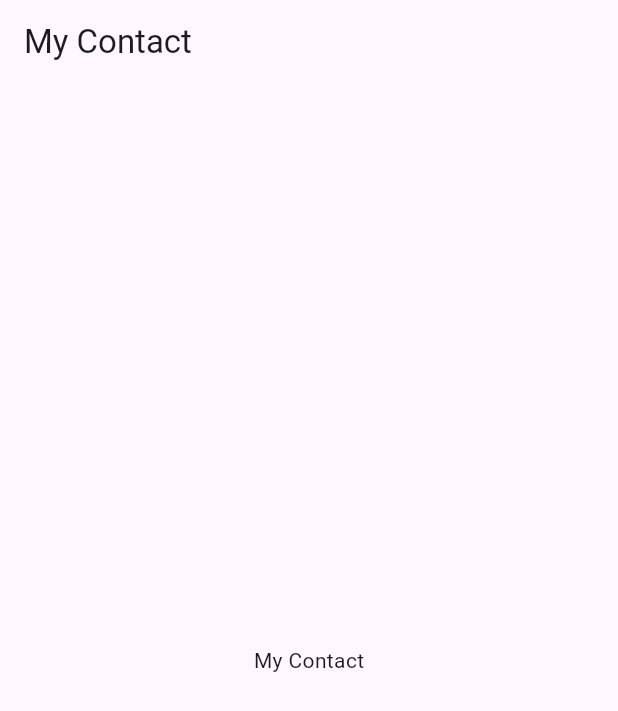
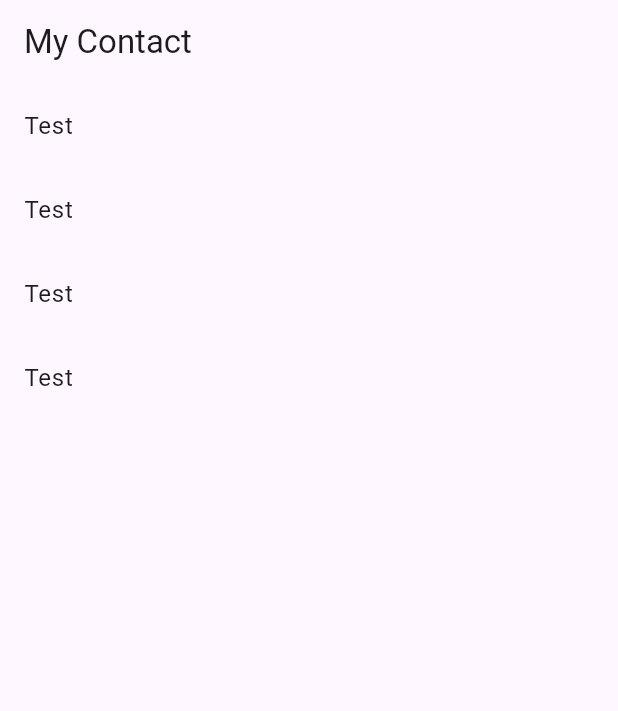
Before and after one commit to Milarize/Contact, a Flutter app: the screen it shows after launch, on a phone screen of 412 x 824 dp. Shown: the top 711 px of the screen. Run offline on Flutter 3.47's test engine with Material 3 defaults, Android fonts, the phone set to English and light mode, and no system bars.

Commit message:
ListView

```diff
--- a/lib/contact_widget.dart
+++ b/lib/contact_widget.dart
@@ -1,17 +1,28 @@
 import 'package:flutter/material.dart';
+import 'package:my_contact/contact.dart';
 
 class ContactWidget extends StatefulWidget {
-  const ContactWidget({ Key? key }) : super(key: key);
+  const ContactWidget({Key? key}) : super(key: key);
 
   @override
   _ContactWidgetState createState() => _ContactWidgetState();
 }
 
 class _ContactWidgetState extends State<ContactWidget> {
+  List<Contact> contacts = [
+    Contact(id: 1, name: 'Test', phone: '0258741258', email: 'Test@gmail.com'),
+    Contact(id: 2, name: 'Test', phone: '0258741258', email: 'Test@gmail.com'),
+    Contact(id: 3, name: 'Test', phone: '0258741258', email: 'Test@gmail.com'),
+    Contact(id: 4, name: 'Test', phone: '0258741258', email: 'Test@gmail.com')
+  ];
   @override
   Widget build(BuildContext context) {
     return Scaffold(
-      appBar:AppBar(title :Text('My Contact'),),body :Center(child:Text('My Contact'))
-    );
+        appBar: AppBar(
+          title: Text('My Contact'),
+        ),
+        body: ListView.builder(itemBuilder: (contact,index){
+          return ListTile(title:Text(contacts[index].name), );
+        },itemCount:contacts.length));
   }
 }
```
